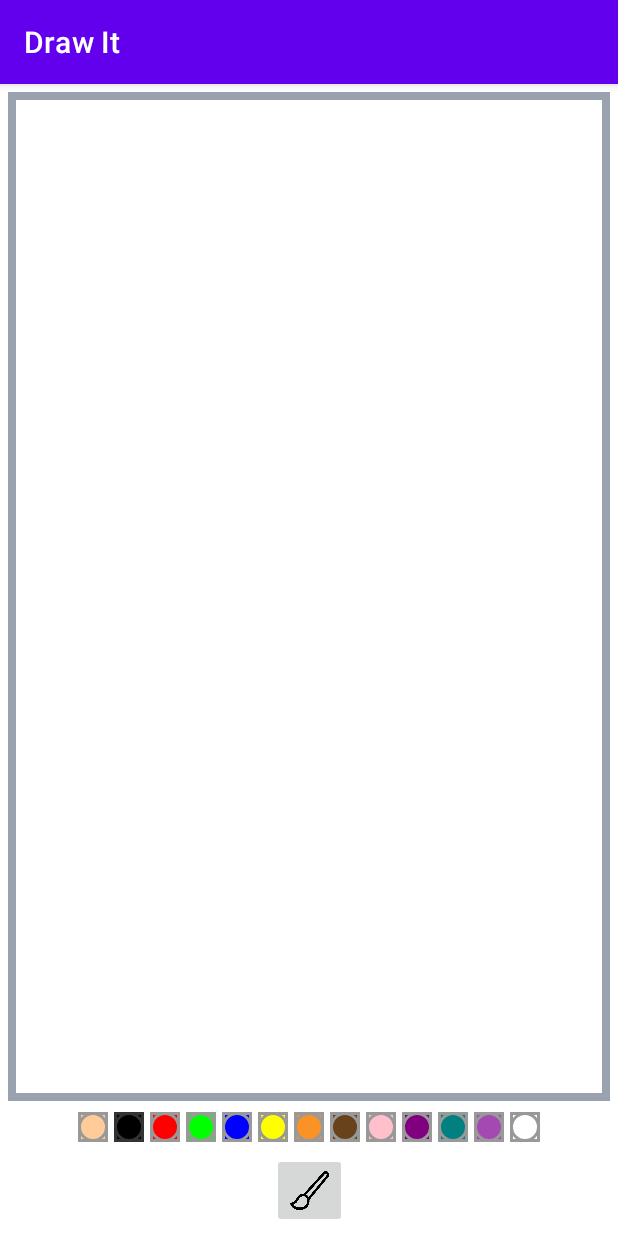
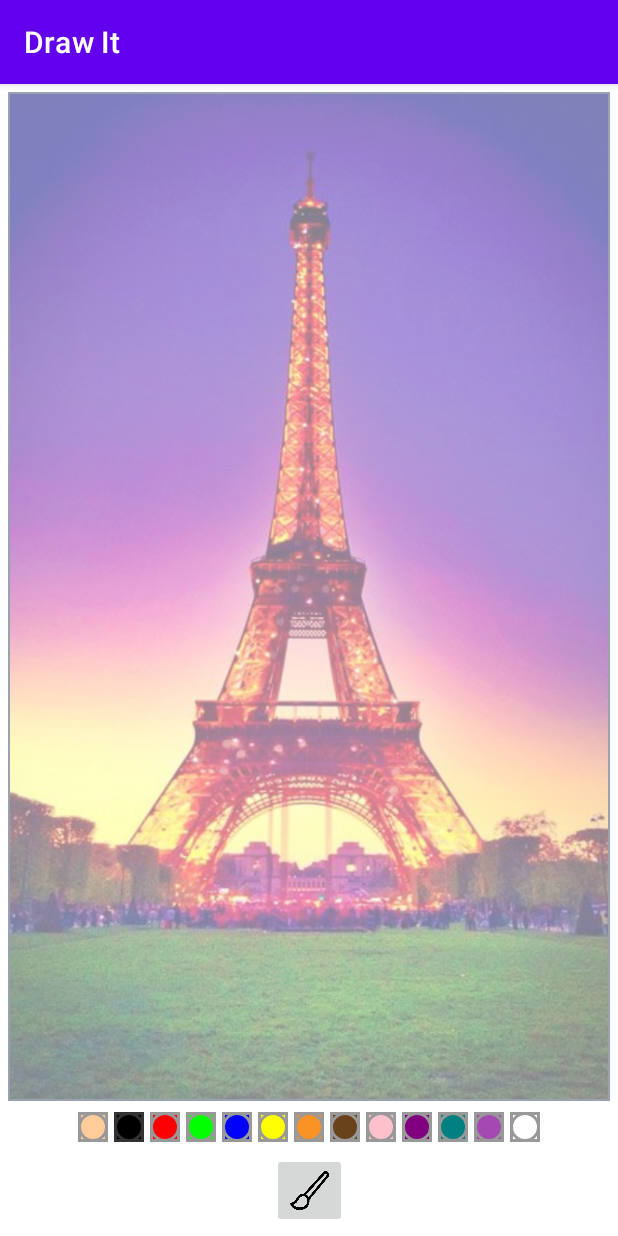
Before and after one commit to katye333/DrawIt, an Android app: the screen it shows after launch (MainActivity), on a phone screen of 412 x 824 dp. Run offline under Robolectric (Android 15) with nearby library versions, the phone set to English and light mode, and no system bars.

Commit message:
feat: Allow drawing over an image

```diff
--- a/app/src/main/res/layout/activity_main.xml
+++ b/app/src/main/res/layout/activity_main.xml
@@ -7,17 +7,32 @@
     android:layout_height="match_parent"
     tools:context=".MainActivity">
 
-    <com.katye333.drawit.DrawingView
-        android:id="@+id/drawing_view"
+    <FrameLayout
+        android:id="@+id/fl_drawing_view_container"
         android:layout_width="0dp"
         android:layout_height="0dp"
         android:layout_margin="5dp"
+        android:padding="1dp"
         android:background="@drawable/background_drawing_view_layout"
         app:layout_constraintBottom_toTopOf="@id/ll_paint_colors"
         app:layout_constraintLeft_toLeftOf="parent"
         app:layout_constraintRight_toRightOf="parent"
-        app:layout_constraintTop_toTopOf="parent"
-    />
+        app:layout_constraintTop_toTopOf="parent">
+
+        <ImageView
+            android:id="@+id/iv_background"
+            android:layout_width="match_parent"
+            android:layout_height="match_parent"
+            android:scaleType="centerCrop"
+            android:src="@drawable/image" />
+
+        <com.katye333.drawit.DrawingView
+            android:layout_width="match_parent"
+            android:layout_height="match_parent"
+            android:id="@+id/drawing_view"
+            android:background="#80ffffff"
+        />
+    </FrameLayout>
 
     <LinearLayout
         android:id="@+id/ll_paint_colors"
@@ -27,7 +42,7 @@
         app:layout_constraintBottom_toTopOf="@+id/ib_brush"
         app:layout_constraintStart_toStartOf="parent"
         app:layout_constraintEnd_toEndOf="parent"
-        app:layout_constraintTop_toBottomOf="@+id/drawing_view">
+        app:layout_constraintTop_toBottomOf="@+id/fl_drawing_view_container">
 
         <ImageButton
             android:layout_width="20dp"
```
Also changed, not shown: app/src/main/res/drawable/image.jpeg (added).
